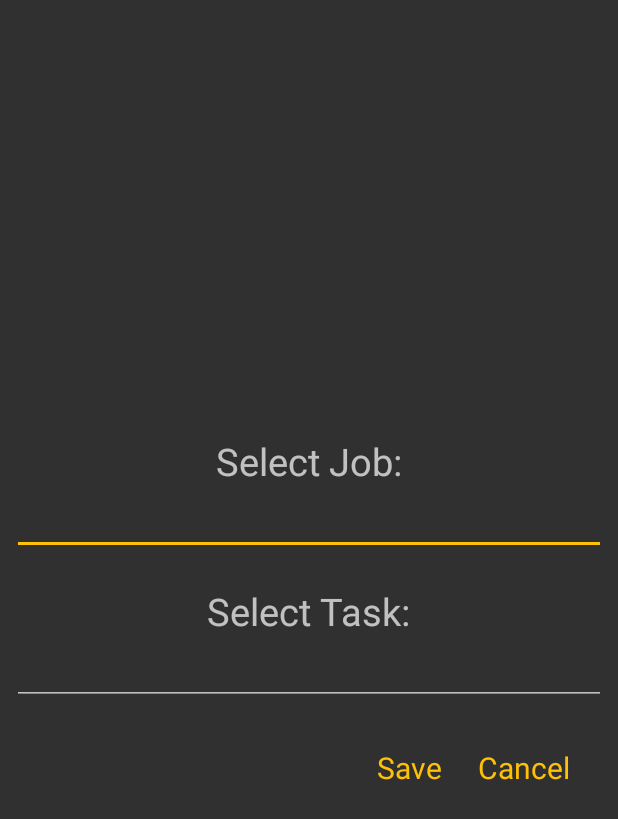
After one commit to farsidesoul/TimesheetMe, an Android app: the layout fragment_daily_entry_add_job_task_popup.xml on its own in the app's theme, with its tools: preview values and no code run, on a phone screen of 412 x 824 dp. The commit adds this screen. Shown: the top 819 px of the screen. Run offline under Robolectric (Android 15) with nearby library versions, the phone set to English and light mode, and no system bars.

Commit message:
Added: Custom entry dialog

```diff
--- a/app/src/main/java/au/com/bfbapps/timesheetme/adapters/DailyEntryViewPagerAdapter.java
+++ b/app/src/main/java/au/com/bfbapps/timesheetme/adapters/DailyEntryViewPagerAdapter.java
@@ -24,10 +24,8 @@ public class DailyEntryViewPagerAdapter extends FragmentPagerAdapter {
 	public Fragment getItem(int position) {
 		Date pagerDate = new Date();
 
-		Calendar c = Calendar.getInstance();
-		c.setTime(pagerDate);
-		c.add(Calendar.DATE, position - 5000);  // number of days to add
-		String dayToShow = Dates.ConvertDateToString(c.getTime());  // dt is now the new date
+		String dayToShow = Dates.ConvertDateToString(
+				Dates.AddDaysToDate(pagerDate, position - 5000));
 
 		Bundle bundle = new Bundle();
 		bundle.putString("date", dayToShow);
--- a/app/src/main/java/au/com/bfbapps/timesheetme/helper/DatabaseHelper.java
+++ b/app/src/main/java/au/com/bfbapps/timesheetme/helper/DatabaseHelper.java
@@ -343,7 +343,7 @@ public class DatabaseHelper extends SQLiteOpenHelper {
 			do {
 				Task task = new Task();
 				task.setTaskId(c.getInt(c.getColumnIndex(COLUMN_ID)));
-				task.setTaskName(c.getString(c.getColumnIndex(COLUMN_JOB_NAME)));
+				task.setTaskName(c.getString(c.getColumnIndex(COLUMN_TASK_NAME)));
 
 				tasks.add(task);
 			} while (c.moveToNext());
--- /dev/null
+++ b/app/src/main/res/layout/fragment_daily_entry_add_job_task_popup.xml
@@ -0,0 +1,63 @@
+<?xml version="1.0" encoding="utf-8"?>
+<LinearLayout xmlns:android="http://schemas.android.com/apk/res/android"
+			  android:orientation="vertical"
+			  android:layout_width="match_parent"
+			  android:layout_height="match_parent"
+	android:gravity="center">
+
+	<TextView
+		android:layout_width="wrap_content"
+		android:layout_height="wrap_content"
+		android:text="Select Job:"
+		android:textSize="25sp"/>
+
+	<AutoCompleteTextView
+		android:id="@+id/daily_entry_job_picker"
+		android:layout_width="match_parent"
+		android:layout_height="wrap_content"
+		android:layout_marginBottom="20dp"
+		android:layout_marginEnd="8dp"
+		android:layout_marginStart="8dp"/>
+
+	<TextView
+		android:layout_width="wrap_content"
+		android:layout_height="wrap_content"
+		android:text="Select Task:"
+		android:textSize="25sp"/>
+
+	<AutoCompleteTextView
+		android:id="@+id/daily_entry_task_picker"
+		android:layout_width="match_parent"
+		android:layout_height="wrap_content"
+		android:layout_marginBottom="20dp"
+		android:layout_marginEnd="8dp"
+		android:layout_marginStart="8dp"/>
+
+	<LinearLayout
+		android:layout_width="match_parent"
+		android:layout_height="wrap_content"
+		android:orientation="horizontal"
+		android:gravity="end"
+		android:layout_marginEnd="16dp">
+		<TextView
+			android:id="@+id/daily_entry_save_button"
+			android:layout_width="wrap_content"
+			android:layout_height="wrap_content"
+			android:padding="8dp"
+			android:layout_marginEnd="8dp"
+			android:text="Save"
+			android:textSize="20sp"
+			android:textColor="@color/accentColor"/>
+
+		<TextView
+			android:id="@+id/daily_entry_cancel_button"
+			android:layout_width="wrap_content"
+			android:layout_height="wrap_content"
+			android:padding="8dp"
+			android:text="Cancel"
+			android:textSize="20sp"
+			android:textColor="@color/accentColor"/>
+
+	</LinearLayout>
+
+</LinearLayout>
```
Also changed, not shown: app/src/main/AndroidManifest.xml (+5 -5 lines), app/src/main/java/au/com/bfbapps/timesheetme/UI/DailyEntryFragment.java (+176 -12 lines), app/src/main/java/au/com/bfbapps/timesheetme/Util/Dates.java (+9 -0 lines).
